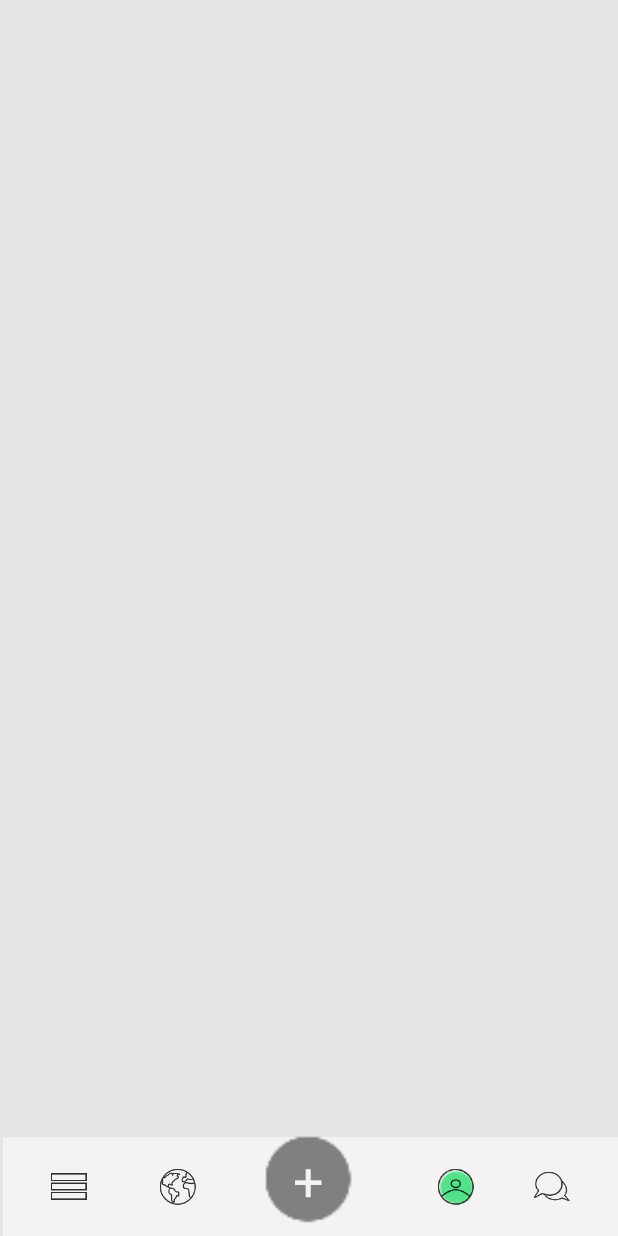
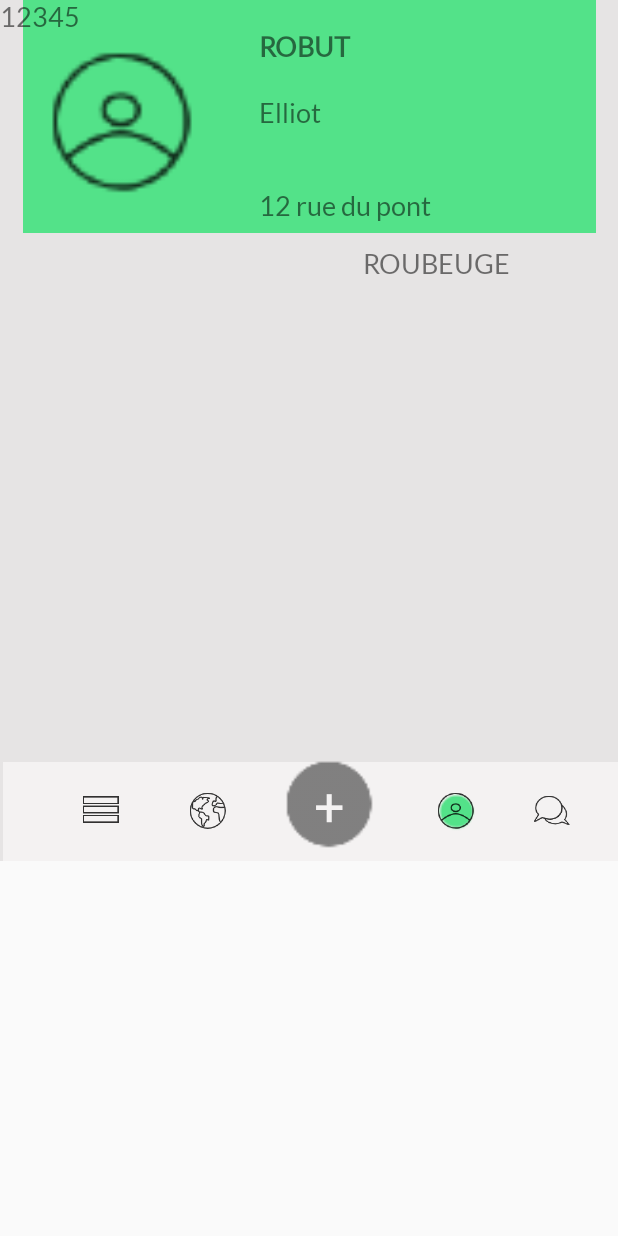
Before and after one commit to PierreBEGOUT/PFE_Giv-Eat, an Android app: the Profil screen opened directly, with no data from a screen before it, on a phone screen of 412 x 824 dp. Run offline under Robolectric (Android 15) with nearby library versions, the phone set to English and light mode, and no system bars.

Commit message:
Profil mis à jour

```diff
--- a/app/src/main/AndroidManifest.xml
+++ b/app/src/main/AndroidManifest.xml
@@ -18,10 +18,7 @@
         </activity>
         <activity android:name=".Enregistrement" />
         <activity android:name=".Accueil" />
-        <activity
-            android:name=".Profil"
-            android:label="@string/title_activity_profil"
-            android:theme="@style/AppTheme"></activity>
+        <activity android:name=".Profil"></activity>
     </application>
 
 </manifest>
--- a/app/src/main/res/layout/activity_enregistrement.xml
+++ b/app/src/main/res/layout/activity_enregistrement.xml
@@ -21,7 +21,7 @@
         app:layout_constraintTop_toTopOf="parent" />
 
     <EditText
-        android:id="@+id/nom"
+        android:id="@+id/prenom"
         android:layout_width="wrap_content"
         android:layout_height="wrap_content"
         android:layout_marginEnd="8dp"
@@ -47,7 +47,7 @@
         app:layout_constraintEnd_toEndOf="parent"
         app:layout_constraintHorizontal_bias="0.503"
         app:layout_constraintStart_toStartOf="parent"
-        app:layout_constraintTop_toBottomOf="@+id/nom" />
+        app:layout_constraintTop_toBottomOf="@+id/prenom" />
 
     <EditText
         android:id="@+id/mdp1"
--- a/app/src/main/res/layout/activity_profil.xml
+++ b/app/src/main/res/layout/activity_profil.xml
@@ -1,13 +1,129 @@
 <?xml version="1.0" encoding="utf-8"?>
-<android.support.design.widget.CoordinatorLayout xmlns:android="http://schemas.android.com/apk/res/android"
+<android.support.constraint.ConstraintLayout xmlns:android="http://schemas.android.com/apk/res/android"
     xmlns:app="http://schemas.android.com/apk/res-auto"
     xmlns:tools="http://schemas.android.com/tools"
     android:layout_width="match_parent"
     android:layout_height="match_parent"
     tools:context="com.example.pbego.giveeat.Profil">
 
+    <include
+        android:id="@+id/include"
+        layout="@layout/footer"></include>
 
-    <include layout="@layout/footer"></include>
+    <android.support.design.widget.CoordinatorLayout
+        android:layout_width="382dp"
+        android:layout_height="155dp"
+        android:layout_marginBottom="8dp"
+        android:background="@color/vert"
+        app:layout_constraintBottom_toBottomOf="parent"
+        app:layout_constraintEnd_toEndOf="parent"
+        app:layout_constraintStart_toStartOf="parent"
+        app:layout_constraintTop_toTopOf="parent"
+        app:layout_constraintVertical_bias="0.0">
 
+        <LinearLayout
+            android:layout_width="match_parent"
+            android:layout_height="wrap_content"
+            android:orientation="vertical" />
+    </android.support.design.widget.CoordinatorLayout>
 
-</android.support.design.widget.CoordinatorLayout>
+    <TextView
+        android:id="@+id/nom"
+        android:layout_width="111dp"
+        android:layout_height="30dp"
+        android:layout_marginBottom="8dp"
+        android:layout_marginEnd="8dp"
+        android:layout_marginStart="8dp"
+        android:layout_marginTop="8dp"
+        android:fontFamily="@font/lato"
+        android:text="ROBUT"
+        android:textSize="18sp"
+        android:textStyle="bold"
+        app:layout_constraintBottom_toBottomOf="parent"
+        app:layout_constraintEnd_toEndOf="parent"
+        app:layout_constraintHorizontal_bias="0.579"
+        app:layout_constraintStart_toStartOf="parent"
+        app:layout_constraintTop_toTopOf="parent"
+        app:layout_constraintVertical_bias="0.015" />
+
+    <TextView
+        android:id="@+id/prenom"
+        android:layout_width="111dp"
+        android:layout_height="30dp"
+        android:layout_marginBottom="8dp"
+        android:layout_marginEnd="8dp"
+        android:layout_marginStart="8dp"
+        android:layout_marginTop="8dp"
+        android:fontFamily="@font/lato"
+        android:text="Elliot"
+        android:textSize="18sp"
+        app:layout_constraintBottom_toBottomOf="parent"
+        app:layout_constraintEnd_toEndOf="parent"
+        app:layout_constraintHorizontal_bias="0.579"
+        app:layout_constraintStart_toStartOf="parent"
+        app:layout_constraintTop_toTopOf="parent"
+        app:layout_constraintVertical_bias="0.072" />
+
+    <TextView
+        android:id="@+id/adress"
+        android:layout_width="138dp"
+        android:layout_height="25dp"
+        android:layout_marginBottom="8dp"
+        android:layout_marginEnd="8dp"
+        android:layout_marginStart="8dp"
+        android:layout_marginTop="8dp"
+        android:fontFamily="@font/lato"
+        android:text="12 rue du pont"
+        android:textSize="18sp"
+        app:layout_constraintBottom_toBottomOf="parent"
+        app:layout_constraintEnd_toEndOf="parent"
+        app:layout_constraintHorizontal_bias="0.639"
+        app:layout_constraintStart_toStartOf="parent"
+        app:layout_constraintTop_toTopOf="parent"
+        app:layout_constraintVertical_bias="0.151" />
+
+    <TextView
+        android:id="@+id/code_postal"
+        android:layout_width="wrap_content"
+        android:layout_height="wrap_content"
+        android:fontFamily="@font/lato"
+        android:text="12345"
+        android:textSize="18sp"
+        tools:layout_editor_absoluteX="157dp"
+        tools:layout_editor_absoluteY="113dp" />
+
+    <TextView
+        android:id="@+id/textView8"
+        android:layout_width="wrap_content"
+        android:layout_height="wrap_content"
+        android:layout_marginBottom="8dp"
+        android:layout_marginEnd="8dp"
+        android:layout_marginStart="8dp"
+        android:layout_marginTop="8dp"
+        android:fontFamily="@font/lato"
+        android:text="ROUBEUGE"
+        android:textSize="18sp"
+        app:layout_constraintBottom_toBottomOf="parent"
+        app:layout_constraintEnd_toEndOf="@+id/include"
+        app:layout_constraintHorizontal_bias="0.788"
+        app:layout_constraintStart_toStartOf="parent"
+        app:layout_constraintTop_toTopOf="parent"
+        app:layout_constraintVertical_bias="0.199" />
+
+    <ImageView
+        android:id="@+id/imageView"
+        android:layout_width="129dp"
+        android:layout_height="122dp"
+        android:layout_marginBottom="8dp"
+        android:layout_marginEnd="8dp"
+        android:layout_marginStart="8dp"
+        android:layout_marginTop="8dp"
+        app:layout_constraintBottom_toBottomOf="parent"
+        app:layout_constraintEnd_toEndOf="parent"
+        app:layout_constraintHorizontal_bias="0.033"
+        app:layout_constraintStart_toStartOf="parent"
+        app:layout_constraintTop_toTopOf="parent"
+        app:layout_constraintVertical_bias="0.018"
+        app:srcCompat="@drawable/ic_action_name" />
+
+</android.support.constraint.ConstraintLayout>
--- a/app/src/main/res/layout/footer.xml
+++ b/app/src/main/res/layout/footer.xml
@@ -1,7 +1,16 @@
 <?xml version="1.0" encoding="utf-8"?>
-<android.support.constraint.ConstraintLayout xmlns:android="http://schemas.android.com/apk/res/android"
+<android.support.design.widget.CoordinatorLayout xmlns:android="http://schemas.android.com/apk/res/android"
     xmlns:app="http://schemas.android.com/apk/res-auto"
     xmlns:tools="http://schemas.android.com/tools"
+    android:layout_width="match_parent"
+    android:layout_height="match_parent">
+
+    <android.support.v4.widget.NestedScrollView
+        android:layout_width="match_parent"
+        android:layout_height="match_parent"
+        app:layout_behavior="android.support.design.widget.AppBarLayout$ScrollingViewBehavior">
+
+        <android.support.constraint.ConstraintLayout
             android:layout_width="match_parent"
             android:layout_height="match_parent"
             android:background="@color/grisFond">
@@ -25,14 +34,13 @@
                 android:layout_width="wrap_content"
                 android:layout_height="wrap_content"
                 android:layout_marginBottom="8dp"
-        android:layout_marginStart="16dp"
-        android:layout_marginLeft="16dp"
+                android:layout_marginStart="37dp"
                 android:layout_marginTop="8dp"
                 android:backgroundTint="@android:color/transparent"
                 app:layout_constraintBottom_toBottomOf="@+id/footer"
                 app:layout_constraintStart_toStartOf="@+id/footer"
                 app:layout_constraintTop_toTopOf="@+id/footer"
-        app:layout_constraintVertical_bias="0.666"
+                app:layout_constraintVertical_bias="1.0"
                 app:srcCompat="@drawable/menu" />
 
             <ImageButton
@@ -104,12 +112,12 @@
                 android:layout_height="75dp"
                 android:layout_marginEnd="8dp"
                 android:layout_marginStart="8dp"
-        android:layout_marginTop="476dp"
+                android:layout_marginTop="480dp"
                 android:background="@drawable/add"
                 android:contentDescription=" "
                 app:layout_constraintBottom_toBottomOf="@+id/footer"
                 app:layout_constraintEnd_toStartOf="@+id/profil"
-        app:layout_constraintHorizontal_bias="0.352"
+                app:layout_constraintHorizontal_bias="0.421"
                 app:layout_constraintStart_toEndOf="@+id/map"
                 app:layout_constraintTop_toTopOf="parent"
                 app:layout_constraintVertical_bias="1.0" />
@@ -133,3 +141,5 @@
                 app:layout_constraintVertical_bias="1.0" />
 
         </android.support.constraint.ConstraintLayout>
+    </android.support.v4.widget.NestedScrollView>
+</android.support.design.widget.CoordinatorLayout>
```
Lines whose indentation alone changed are shown as unchanged.
